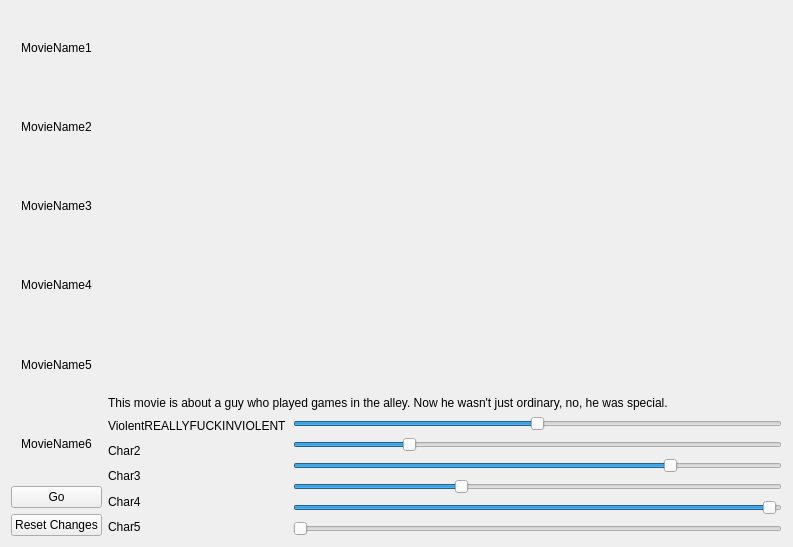
Above: gui/layoutGUI.ui from Rauf-Kurbanov/movie_searcher before the change. Below: the same form after it.
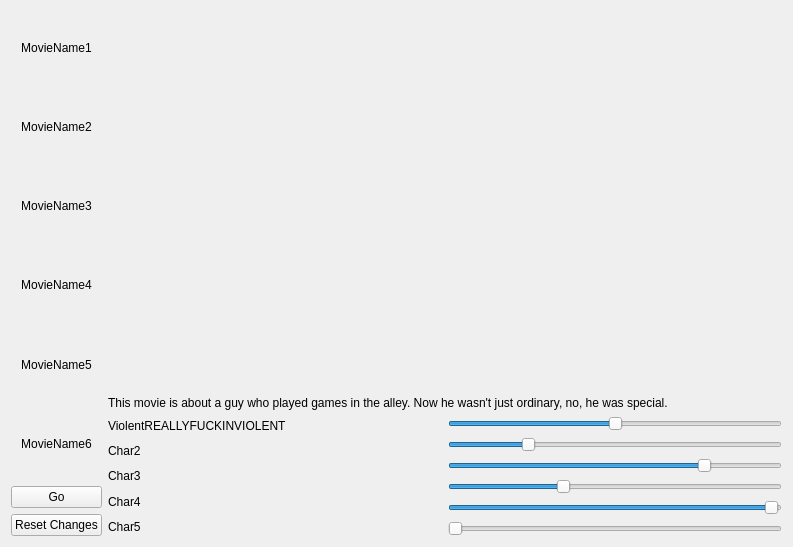
That is the form after the change.

Diff of the .ui file:
```diff
--- a/gui/layoutGUI.ui
+++ b/gui/layoutGUI.ui
@@ -104,17 +104,26 @@
        </item>
        <item>
         <layout class="QVBoxLayout" name="tagValuesLayout">
+         <property name="sizeConstraint">
+          <enum>QLayout::SetFixedSize</enum>
+         </property>
          <property name="bottomMargin">
           <number>0</number>
          </property>
          <item>
           <widget class="QSlider" name="tagVal1">
            <property name="sizePolicy">
-            <sizepolicy hsizetype="MinimumExpanding" vsizetype="Fixed">
+            <sizepolicy hsizetype="Minimum" vsizetype="Fixed">
              <horstretch>0</horstretch>
              <verstretch>0</verstretch>
             </sizepolicy>
            </property>
+           <property name="minimumSize">
+            <size>
+             <width>0</width>
+             <height>0</height>
+            </size>
+           </property>
            <property name="maximum">
             <number>100</number>
            </property>
@@ -129,7 +138,7 @@
          <item>
           <widget class="QSlider" name="tagVal2">
            <property name="sizePolicy">
-            <sizepolicy hsizetype="MinimumExpanding" vsizetype="Fixed">
+            <sizepolicy hsizetype="Minimum" vsizetype="Fixed">
              <horstretch>0</horstretch>
              <verstretch>0</verstretch>
             </sizepolicy>
@@ -148,7 +157,7 @@
          <item>
           <widget class="QSlider" name="tagVal3">
            <property name="sizePolicy">
-            <sizepolicy hsizetype="MinimumExpanding" vsizetype="Fixed">
+            <sizepolicy hsizetype="Minimum" vsizetype="Fixed">
              <horstretch>0</horstretch>
              <verstretch>0</verstretch>
             </sizepolicy>
@@ -167,7 +176,7 @@
          <item>
           <widget class="QSlider" name="tagVal4">
            <property name="sizePolicy">
-            <sizepolicy hsizetype="MinimumExpanding" vsizetype="Fixed">
+            <sizepolicy hsizetype="Minimum" vsizetype="Fixed">
              <horstretch>0</horstretch>
              <verstretch>0</verstretch>
             </sizepolicy>
@@ -186,7 +195,7 @@
          <item>
           <widget class="QSlider" name="tagVal5">
            <property name="sizePolicy">
-            <sizepolicy hsizetype="MinimumExpanding" vsizetype="Fixed">
+            <sizepolicy hsizetype="Minimum" vsizetype="Fixed">
              <horstretch>0</horstretch>
              <verstretch>0</verstretch>
             </sizepolicy>
@@ -205,7 +214,7 @@
          <item>
           <widget class="QSlider" name="tagVal6">
            <property name="sizePolicy">
-            <sizepolicy hsizetype="MinimumExpanding" vsizetype="Fixed">
+            <sizepolicy hsizetype="Minimum" vsizetype="Fixed">
              <horstretch>0</horstretch>
              <verstretch>0</verstretch>
             </sizepolicy>
```
Left out of the diff: 6 changed lines with no effect on the pictures.
